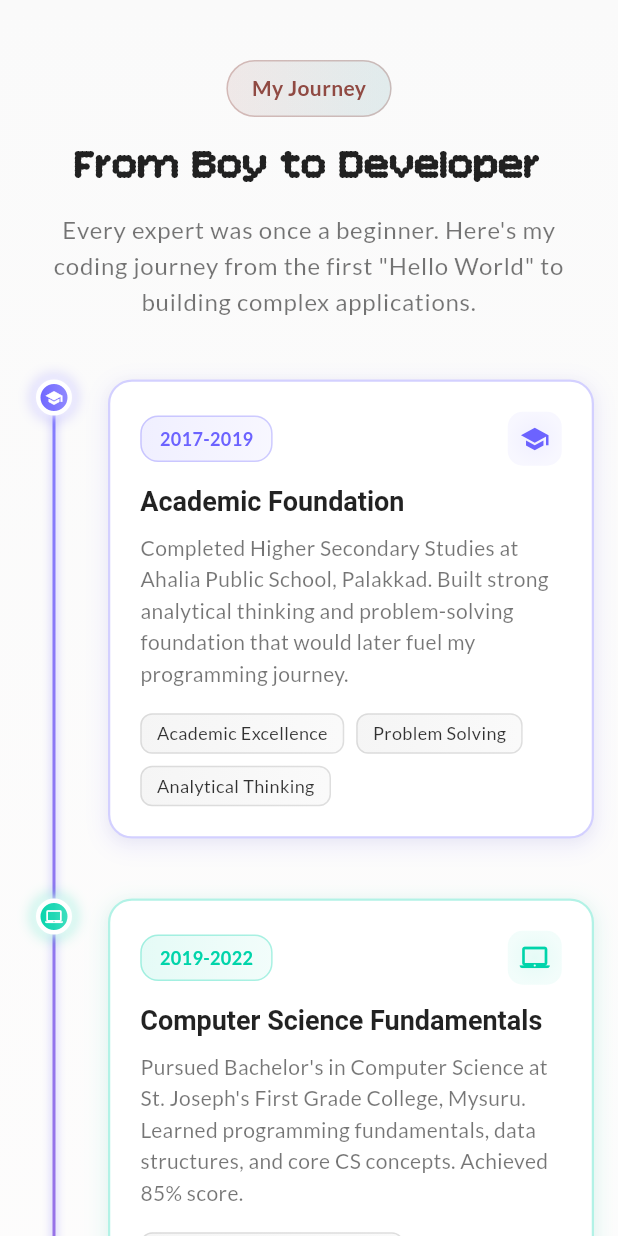
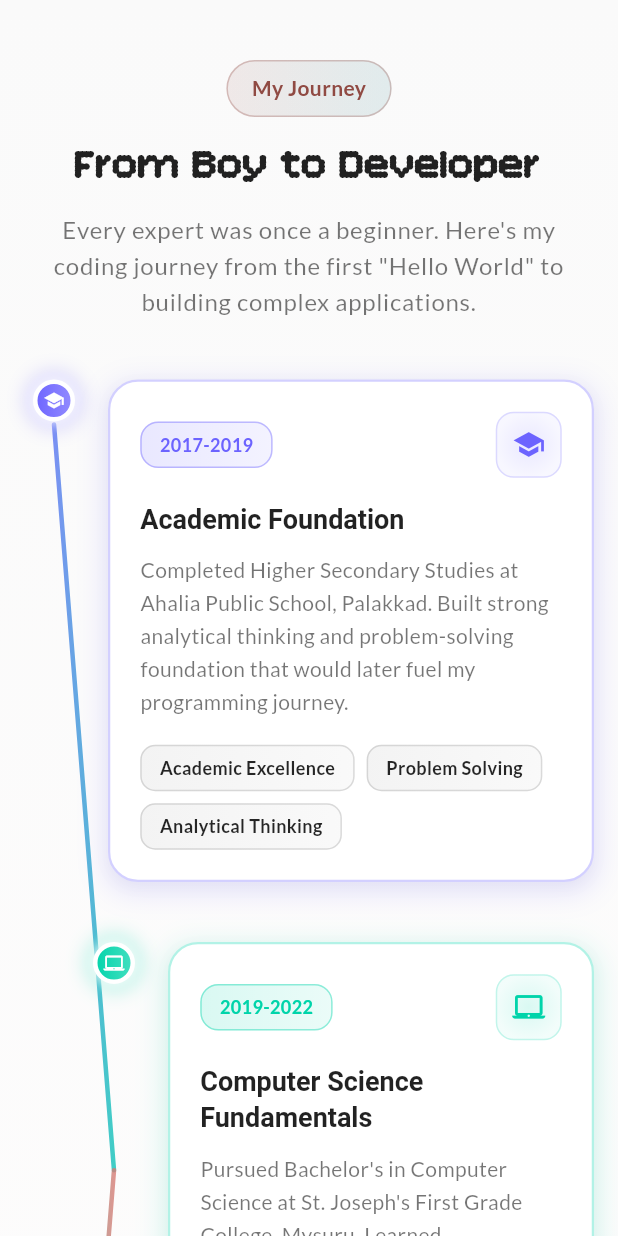
Before and after one commit to vishnusukumar14/portfolio, a Flutter app: the JourneySectionWidget widget shown alone on an empty page, opened directly, on a phone screen of 412 x 824 dp. Run offline on Flutter 3.47's test engine with Material 3 defaults, Android fonts, the phone set to English and light mode, and no system bars; our stand-ins replace cloud_firestore, firebase_core, flutter_svg, google_fonts, web; accounts and stored records are empty; generated files the repository leaves out were written again; network calls fail; Roboto replaces fonts that are missing (Arvo).

Commit message:
Minor fixes

```diff
--- a/lib/pages/roadmap/journey_roadmap_page.dart
+++ b/lib/pages/roadmap/journey_roadmap_page.dart
@@ -1,4 +1,5 @@
 import 'package:flutter/material.dart';
+import 'dart:math' as math;
 
 class JourneySectionWidget extends StatefulWidget {
   const JourneySectionWidget({super.key});
@@ -24,7 +25,7 @@ class _JourneySectionWidgetState extends State<JourneySectionWidget>
 
     // Enhanced animation controller for thread effect
     _animationController = AnimationController(
-      duration: const Duration(milliseconds: 1200),
+      duration: const Duration(milliseconds: 2000),
       vsync: this,
     );
 
@@ -177,41 +178,21 @@ class _JourneySectionWidgetState extends State<JourneySectionWidget>
 
     return Stack(
       children: [
-        // Background thread
+        // Zigzag background thread for mobile
         Positioned(
-          left: 19,
+          left: 0,
+          right: 0,
           top: 10,
           bottom: 0,
           child: AnimatedBuilder(
             animation: _threadAnimation,
             builder: (context, child) {
-              return Container(
-                width: 2,
-                decoration: BoxDecoration(
-                  gradient: LinearGradient(
-                    begin: Alignment.topCenter,
-                    end: Alignment.bottomCenter,
-                    stops: [
-                      0.0,
-                      _threadAnimation.value,
-                      _threadAnimation.value,
-                      1.0,
-                    ],
-                    colors: [
-                      const Color(0xFF6C63FF).withValues(alpha: 0.8),
-                      const Color(0xFFE91E63).withValues(alpha: 0.8),
-                      Colors.transparent,
-                      Colors.transparent,
-                    ],
-                  ),
-                  borderRadius: BorderRadius.circular(1),
-                  boxShadow: [
-                    BoxShadow(
-                      color: const Color(0xFF6C63FF).withValues(alpha: 0.3),
-                      blurRadius: 4,
-                      spreadRadius: 1,
-                    ),
-                  ],
+              return CustomPaint(
+                painter: ZigzagThreadPainter(
+                  progress: _threadAnimation.value,
+                  steps: steps,
+                  isMobile: true,
+                  isDark: isDark,
                 ),
               );
             },
@@ -238,17 +219,24 @@ class _JourneySectionWidgetState extends State<JourneySectionWidget>
     final isDark = theme.brightness == Brightness.dark;
     final isLast = index == totalSteps - 1;
 
-    return Row(
+    // Calculate zigzag position for mobile
+    final double zigzagOffset = _calculateMobileZigzagOffset(index, totalSteps);
+
+    return Container(
+      margin: const EdgeInsets.only(bottom: 40),
+      child: Row(
         crossAxisAlignment: CrossAxisAlignment.start,
         children: [
-        // Timeline dot with enhanced styling
-        SizedBox(
+          // Timeline dot with dynamic positioning
+          AnimatedContainer(
+            duration: const Duration(milliseconds: 300),
+            margin: EdgeInsets.only(left: zigzagOffset),
             width: 40,
             child: Column(
               children: [
                 Container(
-                width: 24,
-                height: 24,
+                  width: 28,
+                  height: 28,
                   decoration: BoxDecoration(
                     gradient: LinearGradient(
                       colors: [step.color, step.color.withValues(alpha: 0.7)],
@@ -258,48 +246,50 @@ class _JourneySectionWidgetState extends State<JourneySectionWidget>
                     boxShadow: [
                       BoxShadow(
                         color: step.color.withValues(alpha: 0.4),
-                      blurRadius: 8,
-                      spreadRadius: 2,
+                        blurRadius: 12,
+                        spreadRadius: 3,
                       ),
                       BoxShadow(
-                      color: Colors.white.withValues(alpha: isDark ? 0.1 : 0.8),
-                      blurRadius: 4,
-                      spreadRadius: 1,
+                        color: Colors.white.withValues(
+                          alpha: isDark ? 0.1 : 0.8,
+                        ),
+                        blurRadius: 6,
+                        spreadRadius: 2,
                       ),
                     ],
                   ),
-                child: Icon(step.icon, size: 12, color: Colors.white),
+                  child: Icon(step.icon, size: 14, color: Colors.white),
                 ),
-              if (!isLast) const SizedBox(height: 80),
               ],
             ),
           ),
           const SizedBox(width: 16),
-        // Content with thread-connected styling
+          // Content with enhanced styling
           Expanded(
             child: Container(
-            margin: const EdgeInsets.only(bottom: 40),
               padding: const EdgeInsets.all(20),
               decoration: BoxDecoration(
-              color: isDark ? theme.colorScheme.surfaceContainer : Colors.white,
-              borderRadius: BorderRadius.circular(16),
+                color: isDark
+                    ? theme.colorScheme.surfaceContainer
+                    : Colors.white,
+                borderRadius: BorderRadius.circular(20),
                 border: Border.all(
                   color: step.color.withValues(alpha: 0.3),
                   width: 1.5,
                 ),
                 boxShadow: [
                   BoxShadow(
-                  color: step.color.withValues(alpha: 0.1),
-                  blurRadius: 12,
-                  offset: const Offset(0, 4),
-                  spreadRadius: 2,
+                    color: step.color.withValues(alpha: 0.15),
+                    blurRadius: 15,
+                    offset: const Offset(0, 5),
+                    spreadRadius: 3,
                   ),
                   BoxShadow(
                     color: isDark
                         ? Colors.black26
                         : Colors.grey.withValues(alpha: 0.08),
-                  blurRadius: 6,
-                  offset: const Offset(0, 2),
+                    blurRadius: 8,
+                    offset: const Offset(0, 3),
                   ),
                 ],
               ),
@@ -307,7 +297,13 @@ class _JourneySectionWidgetState extends State<JourneySectionWidget>
             ),
           ),
         ],
+      ),
     );
+  }
+
+  double _calculateMobileZigzagOffset(int index, int totalSteps) {
+    // Create a zigzag pattern - alternate left and right
+    return index % 2 == 0 ? 0.0 : 40.0;
   }
 
   Widget _buildDesktopTimeline(
@@ -319,47 +315,20 @@ class _JourneySectionWidgetState extends State<JourneySectionWidget>
 
     return Stack(
       children: [
-        // Central thread line
-        Positioned(
-          left: 0,
-          right: 0,
-          top: 12,
-          bottom: 0,
-          child: Center(
+        // Zigzag central thread line for desktop
+        Positioned.fill(
           child: AnimatedBuilder(
             animation: _threadAnimation,
             builder: (context, child) {
-                return Container(
-                  width: 3,
-                  decoration: BoxDecoration(
-                    gradient: LinearGradient(
-                      begin: Alignment.topCenter,
-                      end: Alignment.bottomCenter,
-                      stops: [
-                        0.0,
-                        _threadAnimation.value,
-                        _threadAnimation.value,
-                        1.0,
-                      ],
-                      colors: [
-                        const Color(0xFF6C63FF).withValues(alpha: 0.8),
-                        const Color(0xFFE91E63).withValues(alpha: 0.8),
-                        Colors.transparent,
-                        Colors.transparent,
-                      ],
-                    ),
-                    borderRadius: BorderRadius.circular(1.5),
-                    boxShadow: [
-                      BoxShadow(
-                        color: const Color(0xFF6C63FF).withValues(alpha: 0.3),
-                        blurRadius: 6,
-                        spreadRadius: 2,
-                      ),
-                    ],
+              return CustomPaint(
+                painter: ZigzagThreadPainter(
+                  progress: _threadAnimation.value,
+                  steps: steps,
+                  isMobile: false,
+                  isDark: isDark,
                 ),
               );
             },
-            ),
           ),
         ),
         // Journey steps
@@ -398,7 +367,7 @@ class _JourneySectionWidgetState extends State<JourneySectionWidget>
       onEnter: (_) => setState(() => _hoveredIndex = index),
       onExit: (_) => setState(() => _hoveredIndex = -1),
       child: Container(
-        margin: const EdgeInsets.symmetric(vertical: 20),
+        margin: const EdgeInsets.symmetric(vertical: 30),
         child: Row(
           children: [
             // Left content
@@ -414,32 +383,14 @@ class _JourneySectionWidgetState extends State<JourneySectionWidget>
                     )
                   : const SizedBox(),
             ),
-            // Center timeline with enhanced thread connection
+            // Center timeline with enhanced dot
             SizedBox(
-              width: 80,
-              child: Column(
-                children: [
-                  // Thread connector to dot
-                  if (index > 0)
-                    Container(
-                      width: 2,
-                      height: 20,
-                      decoration: BoxDecoration(
-                        gradient: LinearGradient(
-                          colors: [
-                            _journeySteps[index - 1].color.withValues(
-                              alpha: 0.6,
-                            ),
-                            step.color.withValues(alpha: 0.6),
-                          ],
-                        ),
-                      ),
-                    ),
-                  // Enhanced dot with glow effect
-                  AnimatedContainer(
-                    duration: const Duration(milliseconds: 200),
-                    width: isHovered ? 32 : 28,
-                    height: isHovered ? 32 : 28,
+              width: 100,
+              child: Center(
+                child: AnimatedContainer(
+                  duration: const Duration(milliseconds: 300),
+                  width: isHovered ? 36 : 32,
+                  height: isHovered ? 36 : 32,
                   decoration: BoxDecoration(
                     gradient: RadialGradient(
                       colors: [step.color, step.color.withValues(alpha: 0.8)],
@@ -447,51 +398,31 @@ class _JourneySectionWidgetState extends State<JourneySectionWidget>
                     shape: BoxShape.circle,
                     border: Border.all(
                       color: Colors.white,
-                        width: isHovered ? 4 : 3,
+                      width: isHovered ? 5 : 4,
                     ),
                     boxShadow: [
                       BoxShadow(
                         color: step.color.withValues(
-                            alpha: isHovered ? 0.5 : 0.3,
+                          alpha: isHovered ? 0.6 : 0.4,
                         ),
-                          blurRadius: isHovered ? 16 : 8,
-                          spreadRadius: isHovered ? 4 : 2,
+                        blurRadius: isHovered ? 20 : 12,
+                        spreadRadius: isHovered ? 5 : 3,
                       ),
                       BoxShadow(
                         color: Colors.white.withValues(
                           alpha: isDark ? 0.2 : 0.9,
                         ),
-                          blurRadius: 4,
-                          spreadRadius: 1,
+                        blurRadius: 6,
+                        spreadRadius: 2,
                       ),
                     ],
                   ),
                   child: Icon(
                     step.icon,
-                      size: isHovered ? 18 : 16,
+                    size: isHovered ? 20 : 18,
                     color: Colors.white,
                   ),
                 ),
-                  // Thread connector from dot
-                  if (!isLast)
-                    Container(
-                      width: 2,
-                      height: 80,
-                      margin: const EdgeInsets.symmetric(vertical: 10),
-                      decoration: BoxDecoration(
-                        gradient: LinearGradient(
-                          colors: [
-                            step.color.withValues(alpha: 0.6),
-                            index < _journeySteps.length - 1
-                                ? _journeySteps[index + 1].color.withValues(
-                                    alpha: 0.6,
-                                  )
-                                : step.color.withValues(alpha: 0.3),
-                          ],
-                        ),
-                      ),
-                    ),
-                ],
               ),
             ),
             // Right content
@@ -524,36 +455,36 @@ class _JourneySectionWidgetState extends State<JourneySectionWidget>
     final isDark = theme.brightness == Brightness.dark;
 
     return AnimatedContainer(
-      duration: const Duration(milliseconds: 200),
-      margin: EdgeInsets.only(left: isLeft ? 0 : 20, right: isLeft ? 20 : 0),
+      duration: const Duration(milliseconds: 300),
+      margin: EdgeInsets.only(left: isLeft ? 0 : 30, right: isLeft ? 30 : 0),
       padding: const EdgeInsets.all(24),
       transform: Matrix4.identity()
-        ..translate(0.0, isHovered ? -4.0 : 0.0)
-        ..scale(isHovered ? 1.02 : 1.0),
+        ..translate(0.0, isHovered ? -6.0 : 0.0)
+        ..scale(isHovered ? 1.03 : 1.0),
       decoration: BoxDecoration(
         color: isDark ? theme.colorScheme.surfaceContainer : Colors.white,
-        borderRadius: BorderRadius.circular(20),
+        borderRadius: BorderRadius.circular(24),
         border: Border.all(
           color: isHovered
-              ? step.color.withValues(alpha: 0.5)
+              ? step.color.withValues(alpha: 0.6)
               : step.color.withValues(alpha: 0.3),
-          width: isHovered ? 2 : 1.5,
+          width: isHovered ? 2.5 : 1.5,
         ),
         boxShadow: [
           BoxShadow(
             color: isHovered
-                ? step.color.withValues(alpha: 0.2)
-                : step.color.withValues(alpha: 0.1),
-            blurRadius: isHovered ? 20 : 12,
-            offset: Offset(0, isHovered ? 8 : 4),
-            spreadRadius: isHovered ? 4 : 2,
+                ? step.color.withValues(alpha: 0.25)
+                : step.color.withValues(alpha: 0.15),
+            blurRadius: isHovered ? 25 : 15,
+            offset: Offset(0, isHovered ? 10 : 5),
+            spreadRadius: isHovered ? 5 : 3,
           ),
           BoxShadow(
             color: isDark
                 ? Colors.black26
                 : Colors.grey.withValues(alpha: 0.08),
-            blurRadius: 6,
-            offset: const Offset(0, 2),
+            blurRadius: 8,
+            offset: const Offset(0, 3),
           ),
         ],
       ),
@@ -576,13 +507,13 @@ class _JourneySectionWidgetState extends State<JourneySectionWidget>
               decoration: BoxDecoration(
                 gradient: LinearGradient(
                   colors: [
-                    step.color.withValues(alpha: 0.1),
-                    step.color.withValues(alpha: 0.05),
+                    step.color.withValues(alpha: 0.15),
+                    step.color.withValues(alpha: 0.08),
                   ],
                 ),
                 borderRadius: BorderRadius.circular(12),
                 border: Border.all(
-                  color: step.color.withValues(alpha: 0.3),
+                  color: step.color.withValues(alpha: 0.4),
                   width: 1,
                 ),
               ),
@@ -591,27 +522,31 @@ class _JourneySectionWidgetState extends State<JourneySectionWidget>
                 style: TextStyle(
                   color: step.color,
                   fontSize: 12,
-                  fontWeight: FontWeight.w600,
+                  fontWeight: FontWeight.w700,
                 ),
               ),
             ),
             const Spacer(),
             Container(
-              padding: const EdgeInsets.all(8),
+              padding: const EdgeInsets.all(10),
               decoration: BoxDecoration(
                 gradient: RadialGradient(
                   colors: [
-                    step.color.withValues(alpha: 0.1),
+                    step.color.withValues(alpha: 0.15),
                     step.color.withValues(alpha: 0.05),
                   ],
                 ),
-                borderRadius: BorderRadius.circular(10),
+                borderRadius: BorderRadius.circular(12),
+                border: Border.all(
+                  color: step.color.withValues(alpha: 0.2),
+                  width: 1,
                 ),
-              child: Icon(step.icon, color: step.color, size: 20),
+              ),
+              child: Icon(step.icon, color: step.color, size: 22),
             ),
           ],
         ),
-        const SizedBox(height: 12),
+        const SizedBox(height: 16),
         Text(
           step.title,
           style: theme.textTheme.headlineSmall?.copyWith(
@@ -620,48 +555,48 @@ class _JourneySectionWidgetState extends State<JourneySectionWidget>
             color: primaryTextColor,
           ),
         ),
-        const SizedBox(height: 8),
+        const SizedBox(height: 10),
         Text(
           step.description,
           style: theme.textTheme.bodyMedium?.copyWith(
             color: secondaryTextColor,
-            height: 1.5,
+            height: 1.6,
             fontSize: isMobile ? 14 : 15,
           ),
         ),
-        const SizedBox(height: 16),
+        const SizedBox(height: 18),
         // Enhanced technology tags
         Wrap(
           spacing: 8,
           runSpacing: 8,
           children: step.technologies.map((tech) {
             return Container(
-              padding: const EdgeInsets.symmetric(horizontal: 10, vertical: 4),
+              padding: const EdgeInsets.symmetric(horizontal: 12, vertical: 6),
               decoration: BoxDecoration(
                 gradient: LinearGradient(
                   colors: isDark
                       ? [
-                          Colors.white.withValues(alpha: 0.1),
-                          Colors.white.withValues(alpha: 0.05),
+                          Colors.white.withValues(alpha: 0.12),
+                          Colors.white.withValues(alpha: 0.06),
                         ]
                       : [
-                          Colors.grey.withValues(alpha: 0.1),
-                          Colors.grey.withValues(alpha: 0.05),
+                          Colors.grey.withValues(alpha: 0.12),
+                          Colors.grey.withValues(alpha: 0.06),
                         ],
                 ),
-                borderRadius: BorderRadius.circular(8),
+                borderRadius: BorderRadius.circular(10),
                 border: Border.all(
                   color: isDark
-                      ? Colors.white.withValues(alpha: 0.2)
-                      : Colors.grey.withValues(alpha: 0.3),
+                      ? Colors.white.withValues(alpha: 0.25)
+                      : Colors.grey.withValues(alpha: 0.35),
                 ),
               ),
               child: Text(
                 tech,
                 style: TextStyle(
                   fontSize: 12,
-                  color: primaryTextColor.withValues(alpha: 0.8),
-                  fontWeight: FontWeight.w500,
+                  color: primaryTextColor.withValues(alpha: 0.85),
+                  fontWeight: FontWeight.w600,
                 ),
               ),
             );
@@ -804,6 +739,176 @@ class _JourneySectionWidgetState extends State<JourneySectionWidget>
   }
 }
 
+// Custom painter for zigzag thread connections
+class ZigzagThreadPainter extends CustomPainter {
+  final double progress;
+  final List<JourneyStep> steps;
+  final bool isMobile;
+  final bool isDark;
+
+  ZigzagThreadPainter({
+    required this.progress,
+    required this.steps,
+    required this.isMobile,
+    required this.isDark,
+  });
+
+  @override
+  void paint(Canvas canvas, Size size) {
+    if (isMobile) {
+      _paintMobileZigzagThread(canvas, size);
+    } else {
+      _paintDesktopZigzagThread(canvas, size);
+    }
+  }
+
+  void _paintMobileZigzagThread(Canvas canvas, Size size) {
+    final paint = Paint()
+      ..style = PaintingStyle.stroke
+      ..strokeWidth = 3.0
+      ..strokeCap = StrokeCap.round;
+
+    final stepHeight = size.height / (steps.length - 1);
+
+    for (int i = 0; i < steps.length - 1; i++) {
+      final currentY = i * stepHeight + 20;
+      final nextY = (i + 1) * stepHeight + 20;
+
+      // Calculate zigzag positions
+      final currentX = i % 2 == 0 ? 20.0 : 60.0;
+      final nextX = (i + 1) % 2 == 0 ? 20.0 : 60.0;
+
+      // Create straight line path
+      final path = Path();
+      path.moveTo(currentX, currentY);
+      path.lineTo(nextX, nextY);
+
+      // Apply gradient effect
+      final gradient = LinearGradient(
+        colors: [
+          steps[i].color.withValues(alpha: 0.8),
+          steps[i + 1].color.withValues(alpha: 0.8),
+        ],
+      );
+
+      final rect = Rect.fromLTWH(
+        math.min(currentX, nextX) - 10,
+        currentY,
+        (currentX - nextX).abs() + 20,
+        nextY - currentY,
+      );
+
+      paint.shader = gradient.createShader(rect);
+
+      // Draw the current segment if within progress
+      final segmentProgress = (progress * (steps.length - 1)) - i;
+      if (segmentProgress > 0) {
+        final clampedProgress = segmentProgress.clamp(0.0, 1.0);
+
+        // Draw partial line based on progress
+        final partialPath = Path();
+        partialPath.moveTo(currentX, currentY);
+
+        final partialX = currentX + (nextX - currentX) * clampedProgress;
+        final partialY = currentY + (nextY - currentY) * clampedProgress;
+        partialPath.lineTo(partialX, partialY);
+
+        canvas.drawPath(partialPath, paint);
+      }
+    }
+  }
+
+  void _paintDesktopZigzagThread(Canvas canvas, Size size) {
+    final paint = Paint()
+      ..style = PaintingStyle.stroke
+      ..strokeWidth = 4.0
+      ..strokeCap = StrokeCap.round;
+
+    final centerX = size.width / 2;
+    final stepHeight = size.height / (steps.length - 1);
+
+    for (int i = 0; i < steps.length - 1; i++) {
+      final currentY = i * stepHeight + 40;
+      final nextY = (i + 1) * stepHeight + 40;
+
+      // Create zigzag pattern - alternating sides
+      final currentIsLeft = i % 2 == 0;
+      final nextIsLeft = (i + 1) % 2 == 0;
+
+      final currentX = currentIsLeft ? centerX - 200 : centerX + 200;
+      final nextX = nextIsLeft ? centerX - 200 : centerX + 200;
+
+      // Create straight line path with intermediate point at center
+      final path = Path();
+      path.moveTo(currentX, currentY);
+
+      // Add intermediate point for zigzag effect
+      final midY = currentY + (nextY - currentY) * 0.5;
+      path.lineTo(centerX, midY);
+      path.lineTo(nextX, nextY);
+
+      // Apply gradient based on step colors
+      final gradient = LinearGradient(
+        colors: [steps[i].color, steps[i + 1].color],
+        begin: Alignment.centerLeft,
+        end: Alignment.centerRight,
+      );
+
+      final rect = Rect.fromLTWH(
+        centerX - 250,
+        currentY,
+        500,
+        nextY - currentY,
+      );
+
+      paint.shader = gradient.createShader(rect);
+
+      // Draw segment based on progress
+      final segmentProgress = (progress * (steps.length - 1)) - i;
+      if (segmentProgress > 0) {
+        final clampedProgress = segmentProgress.clamp(0.0, 1.0);
+
+        final partialPath = Path();
+        partialPath.moveTo(currentX, currentY);
+
+        if (clampedProgress <= 0.5) {
+          // Draw first half - from current to center
+          final partialX =
+              currentX + (centerX - currentX) * (clampedProgress * 2);
+          final partialY = currentY + (midY - currentY) * (clampedProgress * 2);
+          partialPath.lineTo(partialX, partialY);
+        } else {
+          // Draw full first half, then partial second half
+          partialPath.lineTo(centerX, midY);
+          final secondHalfProgress = (clampedProgress - 0.5) * 2;
+          final partialX = centerX + (nextX - centerX) * secondHalfProgress;
+          final partialY = midY + (nextY - midY) * secondHalfProgress;
+          partialPath.lineTo(partialX, partialY);
+        }
+
+        canvas.drawPath(partialPath, paint);
+
+        // Add glow effect
+        final glowPaint = Paint()
+          ..style = PaintingStyle.stroke
+          ..strokeWidth = 8.0
+          ..strokeCap = StrokeCap.round
+          ..shader = gradient.createShader(rect)
+          ..maskFilter = const MaskFilter.blur(BlurStyle.normal, 4.0);
+
+        canvas.drawPath(partialPath, glowPaint);
+      }
+    }
+  }
+
+  @override
+  bool shouldRepaint(ZigzagThreadPainter oldDelegate) {
+    return oldDelegate.progress != progress ||
+        oldDelegate.isMobile != isMobile ||
+        oldDelegate.isDark != isDark;
+  }
+}
+
 class JourneyStep {
   final String period;
   final String title;
```
Also changed, not shown: lib/widgets/nav_bar_widget.dart (+4 -14 lines). Lines whose indentation alone changed are shown as unchanged.
